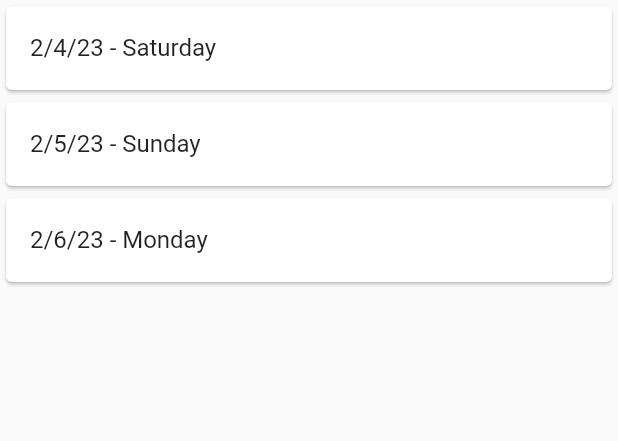
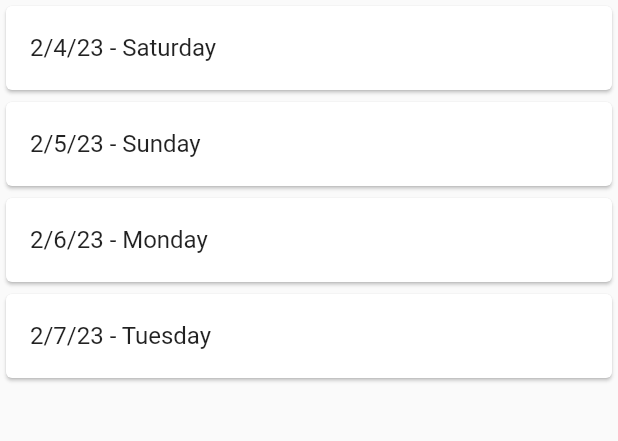
Before and after one commit to christiandarvs/Study_Sessions, a Flutter app: the screen it shows after launch, on a phone screen of 412 x 824 dp, the part 84-525 px from its top. Run offline on Flutter 3.47's test engine with Material 2 defaults, Android fonts, the phone set to English and light mode, and no system bars.

Commit message:
add tuesday class

```diff
--- a/lib/main.dart
+++ b/lib/main.dart
@@ -54,6 +54,16 @@ class MainScreen extends StatelessWidget {
               onTap: () {
                 Navigator.push(context, MaterialPageRoute(builder: ((context) {
                   return const Monday();
+                })));
+              },
+            ),
+          ),
+          Card(
+            child: ListTile(
+              title: const Text('2/7/23 - Tuesday'),
+              onTap: () {
+                Navigator.push(context, MaterialPageRoute(builder: ((context) {
+                  return const Tuesday();
                 })));
               },
             ),
@@ -277,3 +287,18 @@ class _MondayState extends State<Monday> {
     );
   }
 }
+
+class Tuesday extends StatelessWidget {
+  const Tuesday({super.key});
+
+  @override
+  Widget build(BuildContext context) {
+    return Scaffold(
+      appBar: AppBar(
+        title: const Text('Tuesday - Study'),
+        backgroundColor: Colors.blueGrey,
+      ),
+      body: const SafeArea(child: Center()),
+    );
+  }
+}
```
